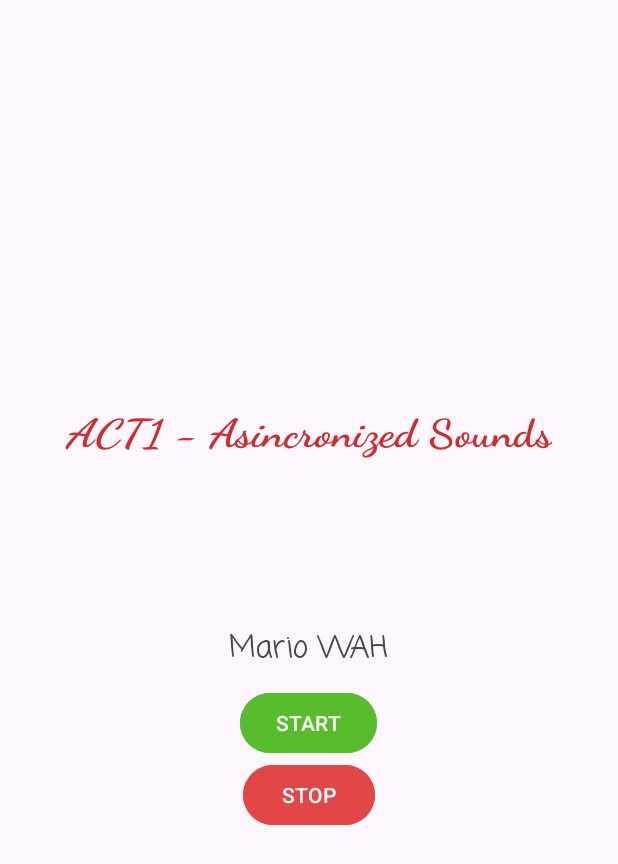
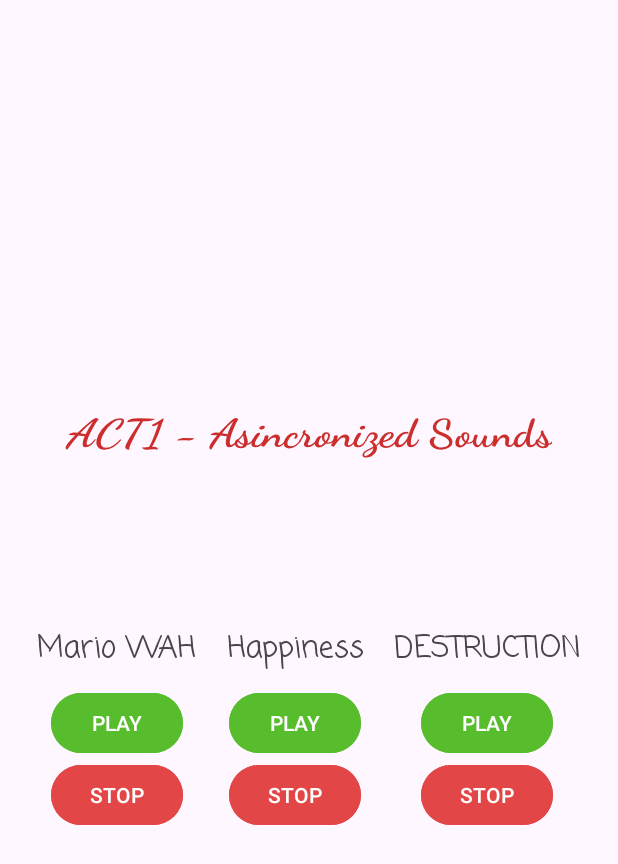
Before and after one commit to Idroj-Git/JORDI_SEGUI_UF2_ACT1, an Android app: the screen it shows after launch (MainActivity), after a tap on "STOP", on a phone screen of 412 x 824 dp. Shown: the top 864 px of the screen. Run offline under Robolectric (Android 15) with nearby library versions, the phone set to English and light mode, and no system bars.

Commit message:
Ex terminado supongo que esta bien :D

```diff
--- a/app/src/main/java/com/example/jordi_segui_uf2_act1/MainActivity.kt
+++ b/app/src/main/java/com/example/jordi_segui_uf2_act1/MainActivity.kt
@@ -7,24 +7,94 @@
 import android.util.Log
 
 class MainActivity : AppCompatActivity() {
-    private lateinit var mediaPlayer: MediaPlayer
+    //private lateinit var wahMediaPlayer: MediaPlayer
+    //private lateinit var doomMediaPlayer: MediaPlayer
+    private lateinit var upMediaPlayer: MediaPlayer
+    private val activeWahPlayers = mutableListOf<MediaPlayer>()
+    private val activeDoomPlayers = mutableListOf<MediaPlayer>()
+    private val activeUpPlayers = mutableListOf<MediaPlayer>()
     override fun onCreate(savedInstanceState: Bundle?) {
         super.onCreate(savedInstanceState)
         setContentView(R.layout.activity_main)
 
-        mediaPlayer = MediaPlayer.create(this, R.raw.mario_wa_sfx)
+        //wahMediaPlayer = MediaPlayer.create(this, R.raw.mario_wa_sfx)
+        //doomMediaPlayer = MediaPlayer.create(this, R.raw.doom_heavymetal_music)
+        upMediaPlayer = MediaPlayer.create(this, R.raw.up_married_life)
 
-        val playButton1 = findViewById<Button>(R.id.playButton_sound1)
-        val stopButton1 = findViewById<Button>(R.id.stopButton_sound1)
+        val playButtonWah = findViewById<Button>(R.id.playButton_soundMario)
+        val stopButtonWah = findViewById<Button>(R.id.stopButton_soundMario)
 
-        playButton1.setOnClickListener{
-            mediaPlayer.start()
-            Log.d("miau", "Botó pressionat")
+        val playButtonDoom = findViewById<Button>(R.id.playButton_soundDoom)
+        val stopButtonDoom = findViewById<Button>(R.id.stopButton_soundDoom)
+
+        val playButtonUp = findViewById<Button>(R.id.playButton_soundUp)
+        val stopButtonUp = findViewById<Button>(R.id.stopButton_soundUp)
+
+
+        // WAH PLAYER / Create
+        playButtonWah.setOnClickListener{
+            val wahMediaPlayer = MediaPlayer.create(this, R.raw.mario_wa_sfx)
+            wahMediaPlayer.setOnCompletionListener {
+                it.release()
+                activeWahPlayers.remove(it)
+            }
+            wahMediaPlayer.start()
+            activeWahPlayers.add(wahMediaPlayer)
+            Log.d("miau", "Botó de WAH pressionat")
         }
-        stopButton1.setOnClickListener{
-            if (mediaPlayer.isPlaying){
-                mediaPlayer.stop()
-                mediaPlayer.prepare() // Necessari per tornarlo a activar, es prepara per quan el cridin.
+        stopButtonWah.setOnClickListener{
+            activeWahPlayers.forEach{ wahMediaPlayer ->
+                if (wahMediaPlayer.isPlaying){
+                    wahMediaPlayer.stop()
+                    wahMediaPlayer.prepare()
+                    Log.d("wahStop", "Botó de pausa WAH pressionat")
+                }
+            }
+            //if (wahMediaPlayer.isPlaying){
+              //  wahMediaPlayer.stop()
+                //wahMediaPlayer.prepare() // Necessari per tornarlo a activar, es prepara per quan el cridin.
+            //}
+        }
+
+        // DOOM PLAYER / Create
+        playButtonDoom.setOnClickListener{
+            val doomMediaPlayer = MediaPlayer.create(this, R.raw.doom_heavymetal_music)
+            doomMediaPlayer.setOnCompletionListener {
+                it.release()
+                activeDoomPlayers.remove(it)
+            }
+            doomMediaPlayer.start()
+            activeDoomPlayers.add(doomMediaPlayer)
+            Log.d("doomPlay", "Botó de Doom pressionat")
+        }
+        stopButtonDoom.setOnClickListener{
+            activeDoomPlayers.forEach{ doomMediaPlayer ->
+                if (doomMediaPlayer.isPlaying){
+                    doomMediaPlayer.stop()
+                    doomMediaPlayer.prepare()
+                    Log.d("wahStop", "Botó de pausa DOOM pressionat")
+                }
+            }
+        }
+
+        // UP PLAY / Create
+        playButtonUp.setOnClickListener{
+            val upMediaPlayer = MediaPlayer.create(this, R.raw.up_married_life)
+            upMediaPlayer.setOnCompletionListener {
+                it.release()
+                activeUpPlayers.remove(it)
+            }
+            upMediaPlayer.start()
+            activeUpPlayers.add(upMediaPlayer)
+            Log.d("upPlay", "Botó de UP pressionat")
+        }
+        stopButtonUp.setOnClickListener {
+            activeUpPlayers.forEach{ upMediaPlayer ->
+                if (upMediaPlayer.isPlaying){
+                    upMediaPlayer.stop()
+                    upMediaPlayer.prepare()
+                    Log.d("wahStop", "Botó de pausa UP pressionat")
+                }
             }
         }
     }
--- a/app/src/main/res/layout/activity_main.xml
+++ b/app/src/main/res/layout/activity_main.xml
@@ -35,6 +35,8 @@
             android:gravity="center">
 
             <!--Cada so té el seu propi LinearLayout per ordenar-ho millor-->
+
+            <!--WAH-->
             <LinearLayout
                 android:layout_width="wrap_content"
                 android:layout_height="wrap_content"
@@ -50,21 +52,82 @@
                     android:textSize="20sp" />
 
                 <Button
-                    android:id="@+id/playButton_sound1"
+                    android:id="@+id/playButton_soundMario"
                     android:layout_width="wrap_content"
                     android:layout_height="wrap_content"
                     android:backgroundTint="#58BD2D"
-                    android:text="@string/startMarioWa" />
+                    android:text="@string/play" />
 
                 <Button
-                    android:id="@+id/stopButton_sound1"
+                    android:id="@+id/stopButton_soundMario"
                     android:layout_width="wrap_content"
                     android:layout_height="wrap_content"
                     android:backgroundTint="#E34646"
-                    android:text="@string/stopMarioWa" />
+                    android:text="@string/stop" />
 
             </LinearLayout>
 
+            <!--Doom-->
+            <LinearLayout
+                android:layout_width="wrap_content"
+                android:layout_height="wrap_content"
+                android:orientation="vertical"
+                android:gravity="center">
+
+                <TextView
+                    android:layout_width="wrap_content"
+                    android:layout_height="wrap_content"
+                    android:fontFamily="casual"
+                    android:padding="10dp"
+                    android:text="@string/doomName"
+                    android:textSize="20sp" />
+
+                <Button
+                    android:id="@+id/playButton_soundDoom"
+                    android:layout_width="wrap_content"
+                    android:layout_height="wrap_content"
+                    android:backgroundTint="#58BD2D"
+                    android:text="@string/play" />
+
+                <Button
+                    android:id="@+id/stopButton_soundDoom"
+                    android:layout_width="wrap_content"
+                    android:layout_height="wrap_content"
+                    android:backgroundTint="#E34646"
+                    android:text="@string/stop" />
+
+            </LinearLayout>
+
+            <!--UP-->
+            <LinearLayout
+                android:layout_width="wrap_content"
+                android:layout_height="wrap_content"
+                android:orientation="vertical"
+                android:gravity="center">
+
+                <TextView
+                    android:layout_width="wrap_content"
+                    android:layout_height="wrap_content"
+                    android:fontFamily="casual"
+                    android:padding="10dp"
+                    android:text="@string/upName"
+                    android:textSize="20sp" />
+
+                <Button
+                    android:id="@+id/playButton_soundUp"
+                    android:layout_width="wrap_content"
+                    android:layout_height="wrap_content"
+                    android:backgroundTint="#58BD2D"
+                    android:text="@string/play" />
+
+                <Button
+                    android:id="@+id/stopButton_soundUp"
+                    android:layout_width="wrap_content"
+                    android:layout_height="wrap_content"
+                    android:backgroundTint="#E34646"
+                    android:text="@string/stop" />
+
+            </LinearLayout>
         </LinearLayout>
 
 
--- a/app/src/main/res/values/strings.xml
+++ b/app/src/main/res/values/strings.xml
@@ -1,7 +1,12 @@
 <resources>
     <string name="app_name">JORDI_SEGUI_UF2_ACT1</string>
     <string name="title">ACT1 - Asincronized Sounds</string>
+
     <string name="marioWa">Mario WAH</string>
-    <string name="startMarioWa">START</string>
-    <string name="stopMarioWa">STOP</string>
+
+    <string name="doomName">Happiness</string>
+
+    <string name="upName">DESTRUCTION</string>
+    <string name="play">PLAY</string>
+    <string name="stop">STOP</string>
 </resources>
```
Also changed, not shown: 2 other files.
